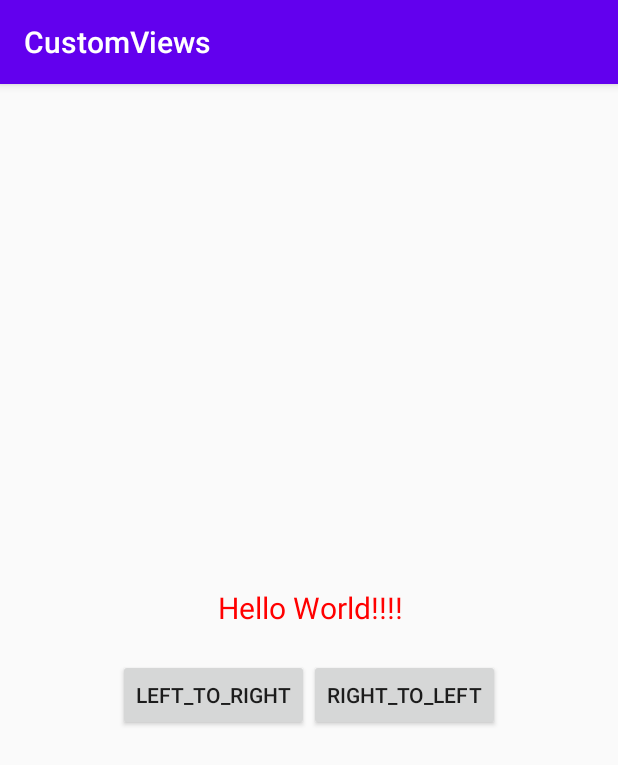
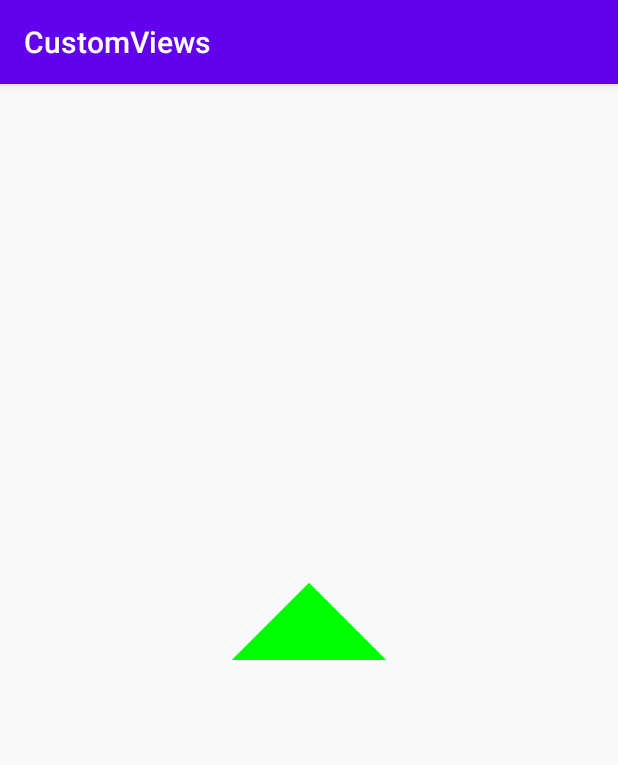
Before and after one commit to LuoSPro/CustomViews, an Android app: the MainActivity screen opened directly, with no data from a screen before it, on a phone screen of 412 x 824 dp. Shown: the top 765 px of the screen. Run offline under Robolectric (Android 15) with nearby library versions, the phone set to English and light mode, and no system bars.

Commit message:
内容修改

```diff
--- a/app/src/main/java/com/example/customviews/ColorTrackTextView.java
+++ /dev/null
@@ -1,136 +0,0 @@
-package com.example.customviews;
-
-import android.content.Context;
-import android.content.res.TypedArray;
-import android.graphics.Canvas;
-import android.graphics.Color;
-import android.graphics.Paint;
-import android.graphics.Rect;
-import android.util.AttributeSet;
-
-import androidx.annotation.Nullable;
-
-public class ColorTrackTextView extends androidx.appcompat.widget.AppCompatTextView {
-
-    private int mOriginColor = Color.RED;
-    private int mChangeColor = Color.BLUE;
-
-    //绘制不变字体的画笔
-    private Paint mOriginPaint;
-    //绘制变色字体的画笔
-    private Paint mChangePaint;
-    //当前进度
-    private float mCurProgress = 0.0f;
-    //实现不同朝向
-    private Direction mDirection = Direction.LEFT_TO_RIGHT;
-
-
-    public enum Direction{
-        LEFT_TO_RIGHT,RIGHT_TO_LEFT
-    }
-
-    public ColorTrackTextView(Context context) {
-        this(context,null);
-    }
-
-    public ColorTrackTextView(Context context, @Nullable AttributeSet attrs) {
-        this(context, attrs,0);
-    }
-
-    public ColorTrackTextView(Context context, @Nullable AttributeSet attrs, int defStyleAttr) {
-        super(context, attrs, defStyleAttr);
-        TypedArray typedArray = context.obtainStyledAttributes(R.styleable.ColorTrackTextView);
-        mOriginColor = typedArray.getColor(R.styleable.ColorTrackTextView_originColor,mOriginColor);
-        mChangeColor = typedArray.getColor(R.styleable.ColorTrackTextView_changeColor,mChangeColor);
-        typedArray.recycle();
-        init();
-    }
-
-    private void init() {
-        mChangePaint = getPaintByColor(mChangeColor);
-        mOriginPaint = getPaintByColor(mOriginColor);
-    }
-
-    /**
-     * 根据颜色获取Paint
-     * @param color
-     * @return
-     */
-    private Paint getPaintByColor(int color) {
-        Paint paint = new Paint();
-        //设置颜色
-        paint.setColor(color);
-        //防锯齿
-        paint.setAntiAlias(true);
-        //防抖动
-        paint.setDither(true);
-        //设置字体大小
-        //这里的getTextSize()是因为继承了TextView，直接从布局那边获取的
-        paint.setTextSize(getTextSize());
-        return paint;
-    }
-
-    /**
-     * 利用clipRect的API可以裁剪，左边用一个画笔去画，右边用另一个画笔去画，不断的改变中间值
-     * @param canvas
-     */
-    @Override
-    protected void onDraw(Canvas canvas) {
-        //根据进度把中间值算出来
-        int middle = (int) (mCurProgress*getWidth());
-        if (mDirection == Direction.LEFT_TO_RIGHT){
-            drawText(canvas,mOriginPaint,0,getWidth());
-            drawText(canvas,mChangePaint,0,middle);
-        }else{
-            drawText(canvas,mOriginPaint,getWidth()-middle,getWidth());
-            drawText(canvas,mChangePaint,0,getWidth()-middle);
-        }
-    }
-
-    /**
-     * 绘制Text
-     * @param canvas
-     * @param paint
-     * @param start
-     * @param end
-     */
-    private void drawText(Canvas canvas,Paint paint,int start, int end){
-        //这个save需要放到裁剪之前，不然后面直接对整个canvas进行裁剪后，后面的changePaint就发挥不了作用了
-        canvas.save();
-        //绘制不变色的
-        Rect rect = new Rect(start,0,end,getHeight());
-        //裁剪区域
-        canvas.clipRect(rect);
-        //如果这里调用了super.onDraw()方法，那么他就会让其父类TextView把文字画出来，就达不到我们渐变文字的效果了
-        //super.onDraw(canvas);
-        //所以我们自己来画
-        String text = getText().toString();
-        Rect bounds = new Rect();
-        paint.getTextBounds(text,0,text.length(),bounds);
-        //获取字体的宽度
-        int x = getWidth()/2 - bounds.width()/2;//View的一半 - 文字的一半
-        //基线baseLine
-        Paint.FontMetricsInt fontMetricsInt = paint.getFontMetricsInt();
-        int dy = (fontMetricsInt.bottom - fontMetricsInt.top)/2 - fontMetricsInt.bottom;
-        int baseLine = getHeight()/2 + dy;
-        canvas.drawText(text,x,baseLine,paint);//这么画还是只有一种颜色
-        canvas.restore();
-    }
-
-    public void setDirection(Direction direction){
-        this.mDirection = direction;
-    }
-
-    public void setCurProgress(float progress){
-        this.mCurProgress = progress;
-        invalidate();
-    }
-
-    public void setOriginColor(int color) {
-        mOriginPaint.setColor(color);
-    }
-
-    public void setChangeColor(int color) {
-        mChangePaint.setColor(color);
-    }
-}
--- a/app/src/main/java/com/example/customviews/MainActivity.kt
+++ b/app/src/main/java/com/example/customviews/MainActivity.kt
@@ -1,12 +1,9 @@
 package com.example.customviews
 
-import android.animation.ObjectAnimator
-import android.animation.ValueAnimator
 import androidx.appcompat.app.AppCompatActivity
 import android.os.Bundle
 import android.os.Handler
 import android.os.Looper
-import android.view.animation.DecelerateInterpolator
 import kotlinx.android.synthetic.main.activity_main.*
 
 class MainActivity : AppCompatActivity() {
@@ -14,25 +11,24 @@ class MainActivity : AppCompatActivity() {
     override fun onCreate(savedInstanceState: Bundle?) {
         super.onCreate(savedInstanceState)
         setContentView(R.layout.activity_main)
-        initColorTrackText()
+        mHandle = Handler(Looper.getMainLooper())
+        initLoadingView()
     }
 
-    private fun initColorTrackText() {
-        val valueAnimator: ValueAnimator = ObjectAnimator.ofFloat(0f,1f)
-        valueAnimator.duration = 2000
-        btn_left_to_right.setOnClickListener {
-            color_track_text.setDirection(ColorTrackTextView.Direction.LEFT_TO_RIGHT)
-            valueAnimator.addUpdateListener {
-                color_track_text.setCurProgress(valueAnimator.animatedValue as Float)
+    private fun initLoadingView() {
+        changeLoadingStatus(LoadingView58.Status.CIRCLE,0);
+        changeLoadingStatus(LoadingView58.Status.TRIANGLE,1000);
+        changeLoadingStatus(LoadingView58.Status.RECTANGLE,2000);
+    }
+
+    private lateinit var mHandle: Handler
+
+    private fun changeLoadingStatus(status: LoadingView58.Status, time: Long ) {
+        mHandle.postDelayed(object : Runnable{
+            override fun run() {
+                loading_view.setStatus(status)
             }
-            valueAnimator.start()
-        }
-        btn_right_to_left.setOnClickListener {
-            color_track_text.setDirection(ColorTrackTextView.Direction.RIGHT_TO_LEFT)
-            valueAnimator.addUpdateListener {
-                color_track_text.setCurProgress(valueAnimator.animatedValue as Float)
-            }
-            valueAnimator.start()
-        }
+        },time)
     }
+
 }
--- a/app/src/main/res/layout/activity_main.xml
+++ b/app/src/main/res/layout/activity_main.xml
@@ -8,43 +8,10 @@
     android:gravity="center"
     android:orientation="vertical">
 
-    <LinearLayout
+    <com.example.customviews.LoadingView58
+        android:id="@+id/loading_view"
         android:layout_width="match_parent"
-        android:layout_height="match_parent"
-        android:gravity="center"
-        android:orientation="vertical">
-
-        <com.example.customviews.ColorTrackTextView
-            android:id="@+id/color_track_text"
-            android:textSize="20sp"
-            android:layout_width="wrap_content"
-            android:layout_height="wrap_content"
-            app:originColor="@color/colorPrimary"
-            app:changeColor="@color/colorAccent"
-            android:text="Hello World!!!!"/>
-
-        <LinearLayout
-            android:layout_marginTop="20dp"
-            android:layout_width="match_parent"
-            android:layout_height="wrap_content"
-            android:gravity="center">
-
-            <Button
-                android:id="@+id/btn_left_to_right"
-                android:layout_width="wrap_content"
-                android:layout_height="wrap_content"
-                android:layout_gravity="right"
-                android:text="LEFT_TO_RIGHT"/>
-
-            <Button
-                android:id="@+id/btn_right_to_left"
-                android:layout_width="wrap_content"
-                android:layout_height="wrap_content"
-                android:text="RIGHT_TO_LEFT"/>
-
-        </LinearLayout>
-
-    </LinearLayout>
+        android:layout_height="match_parent"/>
 
 
 </LinearLayout>
```
Also changed, not shown: app/src/main/java/com/example/customviews/DynamicProgress.java (deleted, +0 -122 lines), app/src/main/java/com/example/customviews/QQExerciseSteps.java (deleted, +0 -146 lines).
